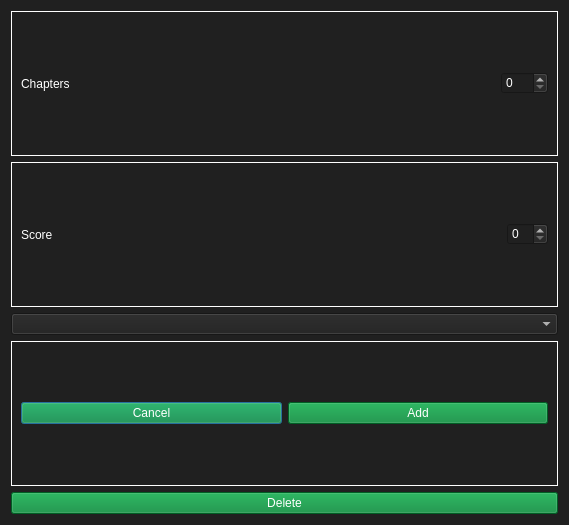
This is forms/rateManga.ui in brandonzorn/Nlight as Qt 5 draws it before an edit. The edited form follows.
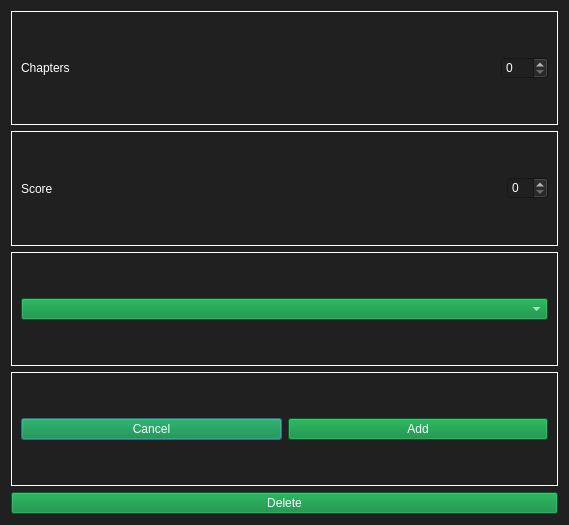
This is the edited form.

The edit to the form file:
```diff
--- a/forms/rateManga.ui
+++ b/forms/rateManga.ui
@@ -106,7 +106,23 @@
     </widget>
    </item>
    <item>
-    <widget class="QComboBox" name="lib_list"/>
+    <widget class="QFrame" name="frame_4">
+     <property name="frameShape">
+      <enum>QFrame::Panel</enum>
+     </property>
+     <property name="frameShadow">
+      <enum>QFrame::Plain</enum>
+     </property>
+     <layout class="QHBoxLayout" name="horizontalLayout_4">
+      <item>
+       <widget class="QComboBox" name="lib_list">
+        <property name="styleSheet">
+         <string notr="true">background-color: rgb(0, 133, 52);</string>
+        </property>
+       </widget>
+      </item>
+     </layout>
+    </widget>
    </item>
    <item>
     <widget class="QFrame" name="frame_3">
```
